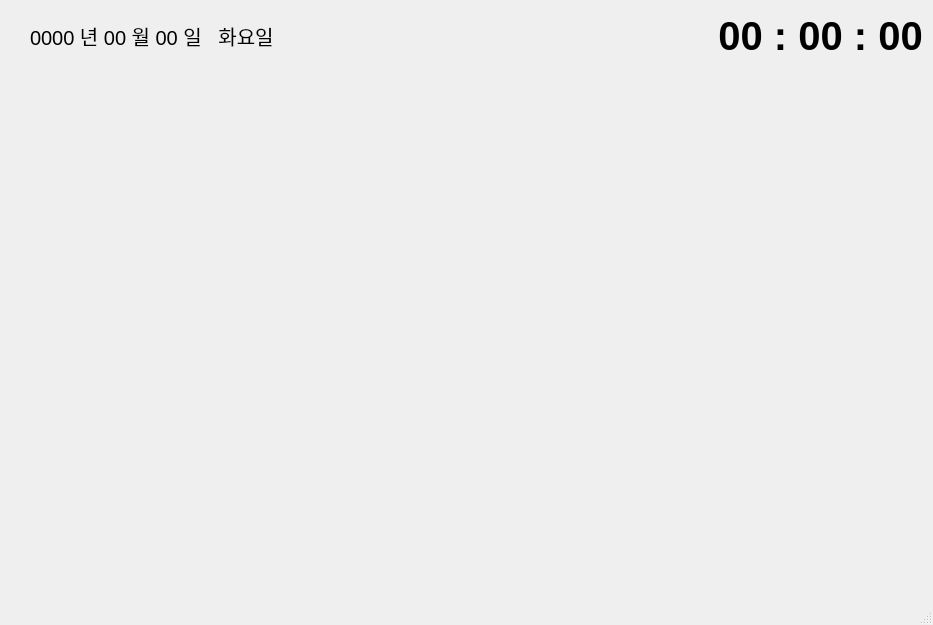
The window that attendance_manage/mainwindow_dashboard.ui (Jeho0216/attendance_manage_project) describes before a commit, drawn with Qt 5.
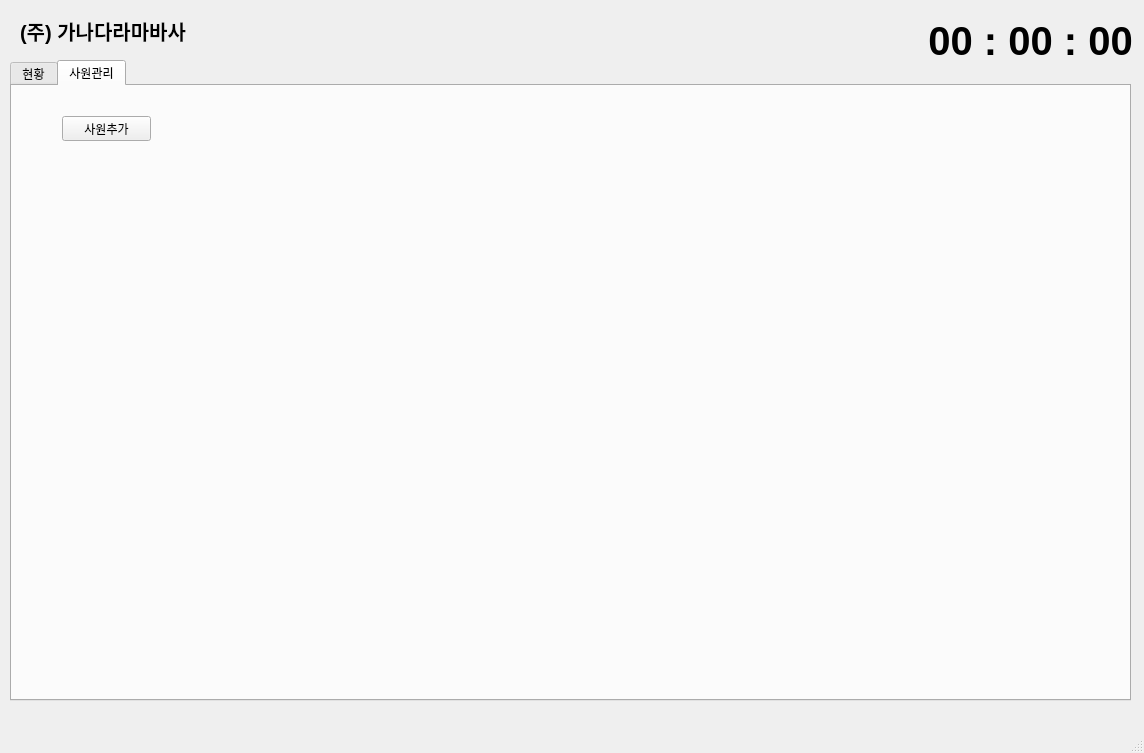
The same window after the commit.

Commit message: Add staff input form.

```diff
--- a/attendance_manage/mainwindow_dashboard.ui
+++ b/attendance_manage/mainwindow_dashboard.ui
@@ -6,8 +6,8 @@
    <rect>
     <x>0</x>
     <y>0</y>
-    <width>933</width>
-    <height>625</height>
+    <width>1144</width>
+    <height>753</height>
    </rect>
   </property>
   <property name="windowTitle">
@@ -17,8 +17,8 @@
    <widget class="QLabel" name="label_time">
     <property name="geometry">
      <rect>
-      <x>710</x>
-      <y>0</y>
+      <x>920</x>
+      <y>5</y>
       <width>221</width>
       <height>71</height>
      </rect>
@@ -37,27 +37,83 @@
      <set>Qt::AlignCenter</set>
     </property>
    </widget>
-   <widget class="QLabel" name="label_date">
+   <widget class="QTabWidget" name="tabWidget">
     <property name="geometry">
      <rect>
-      <x>30</x>
+      <x>10</x>
+      <y>60</y>
+      <width>1121</width>
+      <height>641</height>
+     </rect>
+    </property>
+    <property name="currentIndex">
+     <number>1</number>
+    </property>
+    <widget class="QWidget" name="tab">
+     <attribute name="title">
+      <string>현황</string>
+     </attribute>
+     <widget class="QLabel" name="label_date">
+      <property name="geometry">
+       <rect>
+        <x>20</x>
+        <y>0</y>
+        <width>251</width>
+        <height>51</height>
+       </rect>
+      </property>
+      <property name="font">
+       <font>
+        <pointsize>15</pointsize>
+        <weight>50</weight>
+        <bold>false</bold>
+       </font>
+      </property>
+      <property name="text">
+       <string>0000 년 00 월 00 일   화요일</string>
+      </property>
+      <property name="alignment">
+       <set>Qt::AlignLeading|Qt::AlignLeft|Qt::AlignVCenter</set>
+      </property>
+     </widget>
+    </widget>
+    <widget class="QWidget" name="tab_2">
+     <attribute name="title">
+      <string>사원관리</string>
+     </attribute>
+     <widget class="QPushButton" name="pushButton">
+      <property name="geometry">
+       <rect>
+        <x>50</x>
+        <y>30</y>
+        <width>89</width>
+        <height>25</height>
+       </rect>
+      </property>
+      <property name="text">
+       <string>사원추가</string>
+      </property>
+     </widget>
+    </widget>
+   </widget>
+   <widget class="QLabel" name="label">
+    <property name="geometry">
+     <rect>
+      <x>20</x>
       <y>10</y>
-      <width>251</width>
-      <height>51</height>
+      <width>441</width>
+      <height>41</height>
      </rect>
     </property>
     <property name="font">
      <font>
       <pointsize>15</pointsize>
-      <weight>50</weight>
-      <bold>false</bold>
+      <weight>75</weight>
+      <bold>true</bold>
      </font>
     </property>
     <property name="text">
-     <string>0000 년 00 월 00 일   화요일</string>
-    </property>
-    <property name="alignment">
-     <set>Qt::AlignLeading|Qt::AlignLeft|Qt::AlignVCenter</set>
+     <string>(주) 가나다라마바사</string>
     </property>
    </widget>
   </widget>
```
Left out of the diff: 2 changed lines with no effect on the pictures. The commit also changes 6 other files.
